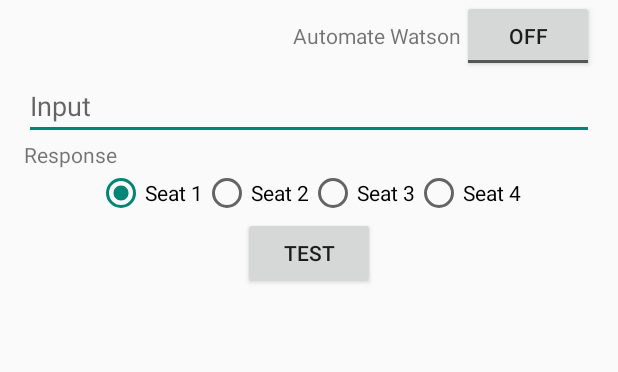
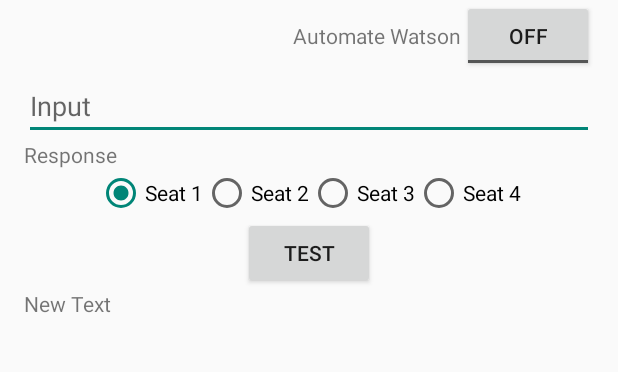
Before and after one commit to BeiwenLiu/IBMConversationApp, an Android app: the screen it shows after launch (MainActivity), after a tap on "TEXT TO SPEECH", on a phone screen of 412 x 824 dp, the part 324-696 px from its top. Run offline under Robolectric (Android 15) with nearby library versions, the phone set to English and light mode, and no system bars; libraries missing offline, so code that uses them is left out: com.ibm.watson; network calls fail; 1 statement that could not run was skipped.

Commit message:
Add test button that prints log

```diff
--- a/app/src/main/java/com/example/macbookretina/ibmconversation/MainActivity.java
+++ b/app/src/main/java/com/example/macbookretina/ibmconversation/MainActivity.java
@@ -1,7 +1,6 @@
 package com.example.macbookretina.ibmconversation;
 
 import android.content.pm.PackageManager;
-import android.media.MediaPlayer;
 import android.os.Build;
 import android.os.Bundle;
 import android.os.Environment;
@@ -27,6 +26,7 @@
 import android.widget.RadioGroup;
 
 import org.json.JSONException;
+import org.json.JSONObject;
 
 import com.ibm.watson.developer_cloud.speech_to_text.v1.SpeechToText;
 import com.ibm.watson.developer_cloud.http.HttpMediaType;
@@ -46,7 +46,7 @@
 
 public class MainActivity extends AppCompatActivity {
     Button play1,stop1,record1,speech1,sttButton,ttsButton,test;
-    TextView speech_output;
+    TextView speech_output, log_output;
     ToggleButton toggle;
     RadioButton seatButton;
     EditText speech_input;
@@ -89,6 +89,8 @@
 
 
         radioGroup = (RadioGroup) findViewById(R.id.radioGroup);
+
+        log_output = (TextView) findViewById(R.id.textView2);
 
         test = (Button) findViewById(R.id.test);
         ttsButton = (Button) findViewById(R.id.tts);
@@ -144,7 +146,8 @@
         test.setOnClickListener(new View.OnClickListener() {
             @Override
             public void onClick(View v) {
-                System.out.println(checkRadioButton());
+                AsyncTaskRunner runner = new AsyncTaskRunner();
+                runner.execute(speech_input.getText().toString(), "2", checkRadioButton());
             }
         });
 
@@ -322,9 +325,13 @@
 
     private class AsyncTaskRunner extends AsyncTask<String, String, String> {
 
+        private String url;
         private String resp;
         private byte[] a = null;
-        String options;
+        private String options;
+        private String input;
+        private String seatNumber;
+        private JSONObject ob;
 
         @Override
         protected String doInBackground(String... params) {
@@ -339,6 +346,14 @@
                     options = params[1];
                     apiCall.setURL("https://mono-v.mybluemix.net/tts");
                     a = apiCall.sendTTS(params[0]);
+                } else if (params[1].equals("2")) {
+                    options = params[1];
+                    url = "https://mono-v.mybluemix.net/conversation";
+                    apiCall.setURL(url);
+                    seatNumber = checkRadioButton();
+                    resp = apiCall.sendRequest(params[0],seatNumber);
+                    ob = apiCall.sendRequestJson(params[0],seatNumber);
+                    input = params[0];
                 }
             } catch (IOException e) {
                 e.printStackTrace();
@@ -366,11 +381,20 @@
             }
             System.out.println(automate);
             System.out.println(options);
-            if (automate && options.equals("0")) {
+            if (options.equals("2")) {
+                StringBuffer a = new StringBuffer();
+                a.append("Your Input:\n" + input + "\n");
+                a.append("\nYour Selected Seat Number:\n" + seatNumber + "\n");
+                a.append("\nWatson's Raw Response: \n" + ob.toString() + "\n");
+                if (automate) {
+                    a.append("\nAutomate on - Watson will process this input:\n " + resp);
+                }
+                log_output.setText(a.toString());
+            }
+            if (automate && (options.equals("0") || options.equals("2"))) {
                 AsyncTaskRunner a = new AsyncTaskRunner();
                 a.execute(speech_output.getText().toString(), "1");
             }
-
         }
 
         /*
--- a/app/src/main/res/layout/activity_main.xml
+++ b/app/src/main/res/layout/activity_main.xml
@@ -179,4 +179,16 @@
         android:layout_below="@+id/radioGroup"
         android:layout_centerHorizontal="true" />
 
+    <TextView
+        android:layout_width="wrap_content"
+        android:layout_height="wrap_content"
+        android:text="New Text"
+        android:id="@+id/textView2"
+        android:layout_below="@+id/test"
+        android:layout_alignParentBottom="true"
+        android:layout_alignParentLeft="true"
+        android:layout_alignParentStart="true"
+        android:layout_alignRight="@+id/toggleButton"
+        android:layout_alignEnd="@+id/toggleButton" />
+
 </RelativeLayout>
```
Also changed, not shown: app/src/main/java/com/example/macbookretina/ibmconversation/APICall.java (+36 -0 lines).
